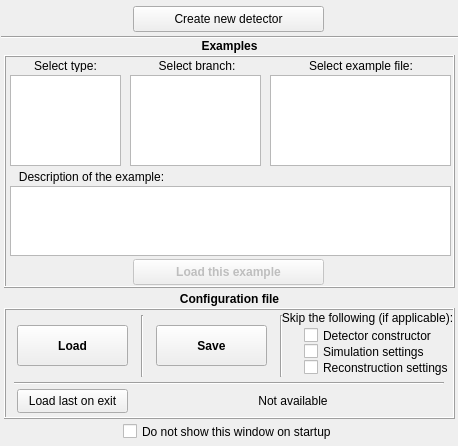
The window that src/gui/exampleswindow.ui (andrmor/ANTS2) describes before a commit, drawn with Qt 5.
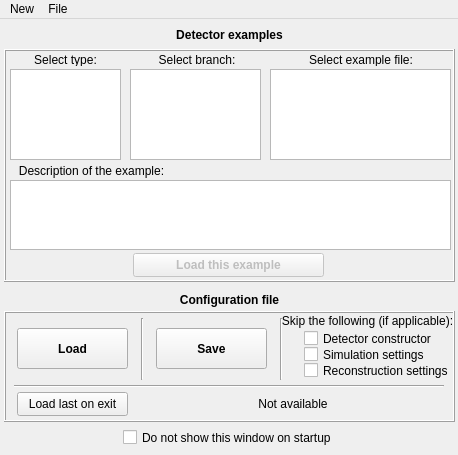
The same window after the commit.

```diff
--- a/src/gui/exampleswindow.ui
+++ b/src/gui/exampleswindow.ui
@@ -7,7 +7,7 @@
     <x>0</x>
     <y>0</y>
     <width>458</width>
-    <height>446</height>
+    <height>455</height>
    </rect>
   </property>
   <property name="windowTitle">
@@ -18,7 +18,7 @@
     <property name="geometry">
      <rect>
       <x>123</x>
-      <y>423</y>
+      <y>410</y>
       <width>231</width>
       <height>17</height>
      </rect>
@@ -31,7 +31,7 @@
     <property name="geometry">
      <rect>
       <x>1</x>
-      <y>289</y>
+      <y>271</y>
       <width>457</width>
       <height>20</height>
      </rect>
@@ -53,7 +53,7 @@
     <property name="geometry">
      <rect>
       <x>4</x>
-      <y>55</y>
+      <y>30</y>
       <width>451</width>
       <height>233</height>
      </rect>
@@ -89,7 +89,7 @@
        <x>129</x>
        <y>204</y>
        <width>191</width>
-       <height>26</height>
+       <height>24</height>
       </rect>
      </property>
      <property name="font">
@@ -201,7 +201,7 @@
     <property name="geometry">
      <rect>
       <x>1</x>
-      <y>36</y>
+      <y>6</y>
       <width>457</width>
       <height>20</height>
      </rect>
@@ -213,7 +213,7 @@
      </font>
     </property>
     <property name="text">
-     <string>Examples</string>
+     <string>Detector examples</string>
     </property>
     <property name="alignment">
      <set>Qt::AlignCenter</set>
@@ -223,7 +223,7 @@
     <property name="geometry">
      <rect>
       <x>4</x>
-      <y>308</y>
+      <y>292</y>
       <width>451</width>
       <height>111</height>
      </rect>
@@ -414,32 +414,6 @@
      </property>
     </widget>
    </widget>
-   <widget class="QPushButton" name="pbNew">
-    <property name="geometry">
-     <rect>
-      <x>133</x>
-      <y>6</y>
-      <width>191</width>
-      <height>26</height>
-     </rect>
-    </property>
-    <property name="text">
-     <string>Create new detector</string>
-    </property>
-   </widget>
-   <widget class="Line" name="line_6">
-    <property name="geometry">
-     <rect>
-      <x>1</x>
-      <y>29</y>
-      <width>460</width>
-      <height>16</height>
-     </rect>
-    </property>
-    <property name="orientation">
-     <enum>Qt::Horizontal</enum>
-    </property>
-   </widget>
    <widget class="Line" name="line_7">
     <property name="geometry">
      <rect>
@@ -610,6 +584,89 @@
     </property>
    </widget>
   </widget>
+  <widget class="QMenuBar" name="menuBar">
+   <property name="geometry">
+    <rect>
+     <x>0</x>
+     <y>0</y>
+     <width>458</width>
+     <height>21</height>
+    </rect>
+   </property>
+   <widget class="QMenu" name="menuFile">
+    <property name="title">
+     <string>File</string>
+    </property>
+    <addaction name="actionQuick_save_1"/>
+    <addaction name="actionQuick_save_2"/>
+    <addaction name="actionQuick_save_3"/>
+    <addaction name="separator"/>
+    <addaction name="actionQuick_load_1"/>
+    <addaction name="actionQuick_load_2"/>
+    <addaction name="actionQuick_load_3"/>
+   </widget>
+   <widget class="QMenu" name="menuNew">
+    <property name="title">
+     <string>New</string>
+    </property>
+    <addaction name="actionCreate_new_detector"/>
+   </widget>
+   <addaction name="menuNew"/>
+   <addaction name="menuFile"/>
+  </widget>
+  <action name="actionQuick_save_1">
+   <property name="text">
+    <string>Quick save 1</string>
+   </property>
+   <property name="toolTip">
+    <string>This quick save slot is empty</string>
+   </property>
+  </action>
+  <action name="actionQuick_save_2">
+   <property name="text">
+    <string>Quick save 2</string>
+   </property>
+   <property name="toolTip">
+    <string>This quick save slot is empty</string>
+   </property>
+  </action>
+  <action name="actionQuick_save_3">
+   <property name="text">
+    <string>Quick save 3</string>
+   </property>
+   <property name="toolTip">
+    <string>This quick save slot is empty</string>
+   </property>
+  </action>
+  <action name="actionQuick_load_1">
+   <property name="text">
+    <string>Quick load 1</string>
+   </property>
+   <property name="toolTip">
+    <string>This quick save slot is empty</string>
+   </property>
+  </action>
+  <action name="actionQuick_load_2">
+   <property name="text">
+    <string>Quick load 2</string>
+   </property>
+   <property name="toolTip">
+    <string>This quick save slot is empty</string>
+   </property>
+  </action>
+  <action name="actionQuick_load_3">
+   <property name="text">
+    <string>Quick load 3</string>
+   </property>
+   <property name="toolTip">
+    <string>This quick save slot is empty</string>
+   </property>
+  </action>
+  <action name="actionCreate_new_detector">
+   <property name="text">
+    <string>Create new detector</string>
+   </property>
+  </action>
  </widget>
  <resources/>
  <connections/>
```
